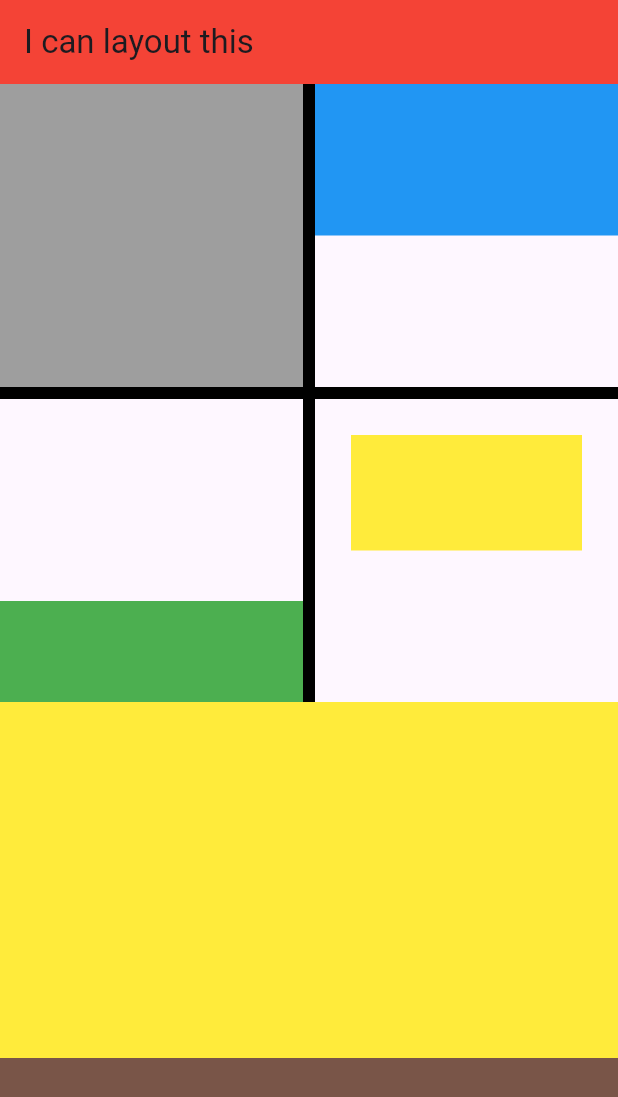
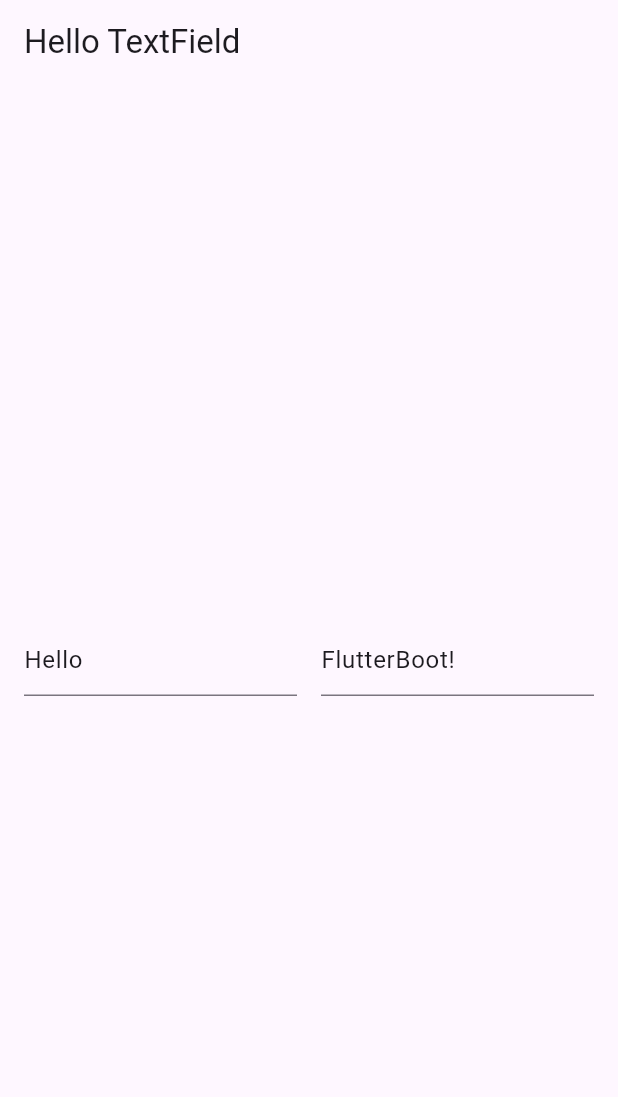
Before and after one commit to Jpumpkin1223/flutter_boot_challenge, a Flutter app: the screen it shows after launch, on a phone screen of 412 x 824 dp. Shown: the top 1097 px of the screen. Run offline on Flutter 3.47's test engine with Material 3 defaults, Android fonts, the phone set to English and light mode, and no system bars.

Commit message:
feat: Add Day 4 Basic App
This commit adds the Day 4 Basic App, which includes a custom text field widget and two instances of it in a row. The text fields have focus management and can switch focus using the "Next" button on the keyboard. Pressing backspace when the current text field is empty will move focus to the previous text field.

```diff
--- /dev/null
+++ b/lib/day_4/day_4_basic_app.dart
@@ -0,0 +1,92 @@
+import 'package:flutter/material.dart';
+import 'package:flutter/services.dart';
+
+class Day4BasicApp extends StatefulWidget {
+  const Day4BasicApp({super.key});
+
+  @override
+  State<Day4BasicApp> createState() => _Day4BasicAppState();
+}
+
+class _Day4BasicAppState extends State<Day4BasicApp> {
+  late FocusNode focusNode1, focusNode2;
+  late TextEditingController controller1, controller2;
+
+  @override
+  void initState() {
+    focusNode1 = FocusNode();
+    focusNode2 = FocusNode();
+    controller1 = TextEditingController()..text = 'Hello';
+    controller2 = TextEditingController()..text = 'FlutterBoot!';
+    super.initState();
+  }
+
+  @override
+  void dispose() {
+    focusNode1.dispose();
+    focusNode2.dispose();
+    controller1.dispose();
+    controller2.dispose();
+    super.dispose();
+  }
+
+  @override
+  Widget build(BuildContext context) {
+    return Scaffold(
+      appBar: AppBar(title: const Text('Hello TextField')),
+      body: Center(
+        child: Padding(
+          padding: const EdgeInsets.symmetric(horizontal: 16.0),
+          child: Row(
+            children: [
+              Flexible(
+                  child: CustomTextField(
+                selfFocusNode: focusNode1,
+                beforeFocusNode: focusNode2,
+                nextFocusNode: focusNode2,
+                controller: controller1,
+              )),
+              const SizedBox(width: 16.0),
+              Flexible(
+                  child: CustomTextField(
+                selfFocusNode: focusNode2,
+                beforeFocusNode: focusNode1,
+                nextFocusNode: focusNode1,
+                controller: controller2,
+              )),
+            ],
+          ),
+        ),
+      ),
+    );
+  }
+}
+
+class CustomTextField extends StatelessWidget {
+  const CustomTextField({super.key, required this.selfFocusNode, required this.beforeFocusNode, required this.nextFocusNode, required this.controller});
+  final FocusNode selfFocusNode;
+  final FocusNode beforeFocusNode;
+  final FocusNode nextFocusNode;
+  final TextEditingController controller;
+
+  @override
+  Widget build(BuildContext context) {
+    return RawKeyboardListener(
+      focusNode: FocusNode(),
+      child: TextField(
+        focusNode: selfFocusNode,
+        controller: controller,
+        onSubmitted: (value) {
+          FocusScope.of(context).requestFocus(nextFocusNode);
+        },
+      ),
+      onKey: (keyEvent) {
+        if (keyEvent is RawKeyDownEvent) {
+          if (keyEvent.logicalKey == LogicalKeyboardKey.backspace && controller.text.isEmpty) {
+            FocusScope.of(context).requestFocus(beforeFocusNode);
+          }
+        }
+      },
+    );
+  }
+}
--- a/lib/main.dart
+++ b/lib/main.dart
@@ -1,6 +1,5 @@
 import 'package:flutter/material.dart';
-import 'package:flutter_boot_challenge/day_2/day_2_basic_app.dart';
-import 'package:flutter_boot_challenge/day_3/day3_basic_app.dart';
+import 'package:flutter_boot_challenge/day_4/day_4_basic_app.dart';
 
 void main() {
   runApp(const MyApp());
@@ -17,7 +16,7 @@ class MyApp extends StatelessWidget {
         useMaterial3: true,
       ),
       debugShowCheckedModeBanner: false,
-      home: const Day3BasicApp(),
+      home: const Day4BasicApp(),
     );
   }
 }
```
